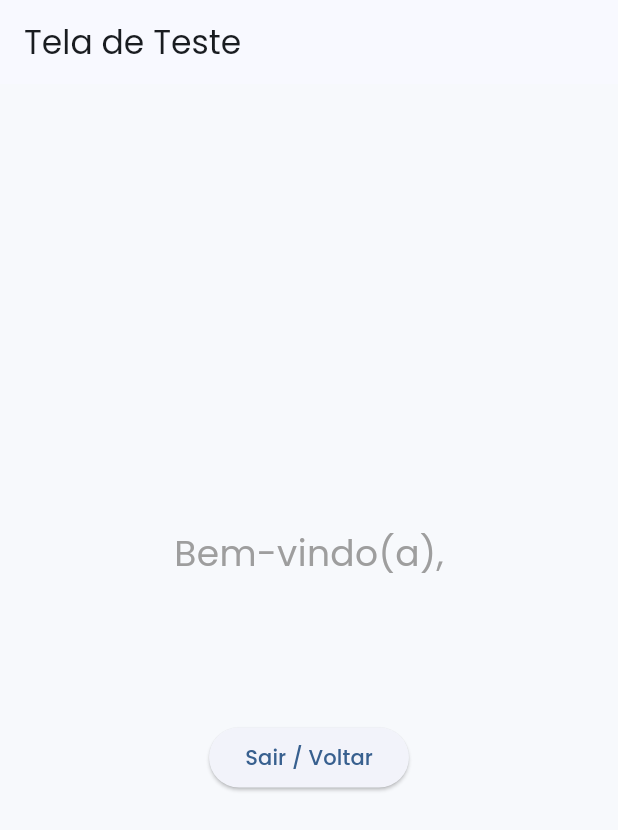
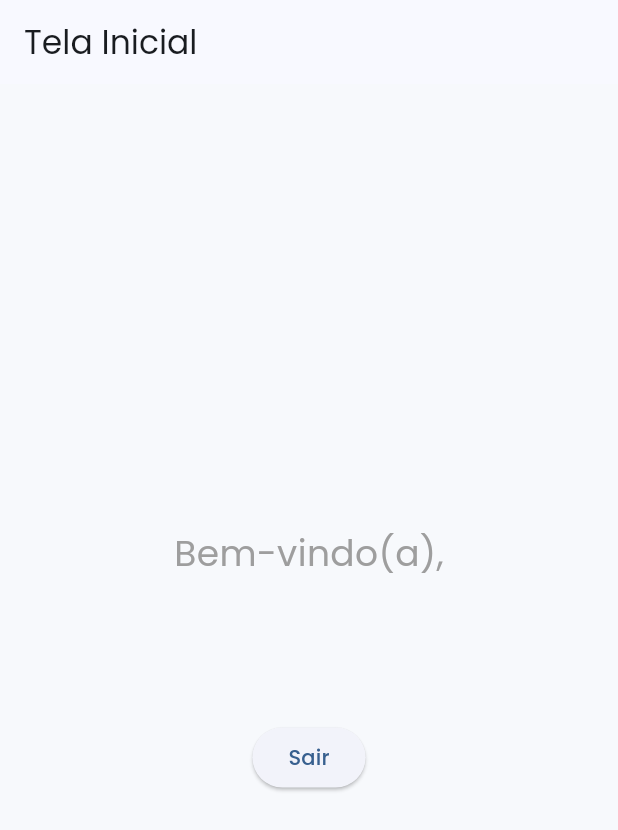
Before and after one commit to DaniellyBenicio/chat_comunicacao_proximidade, a Flutter app: the TelaTeste screen opened directly with empty values, on a phone screen of 412 x 824 dp. Shown: the top 830 px of the screen. Run offline on Flutter 3.47's test engine with Material 3 defaults, Android fonts, the phone set to English and light mode, and no system bars; our stand-ins replace flutter_blue_plus, google_fonts, logger, permission_handler, shared_preferences, sqflite and 1 more; accounts and stored records are empty.

Commit message:
Update: Logout adjustments

```diff
--- a/lib/views/tela_teste.dart
+++ b/lib/views/principal.dart
@@ -1,22 +1,15 @@
-
-
+import 'package:chat_de_conversa/views/login.dart';
 import 'package:flutter/material.dart';
 
 class TelaTeste extends StatelessWidget {
   final String userName;
 
-  const TelaTeste({
-    super.key,
-    required this.userName, // Recebe o nome do usuário
-  });
+  const TelaTeste({super.key, required this.userName});
 
   @override
   Widget build(BuildContext context) {
     return Scaffold(
-      appBar: AppBar(
-        title: const Text('Tela de Teste'),
-        automaticallyImplyLeading: false, // Opcional: Remove a seta de voltar
-      ),
+      appBar: AppBar(title: const Text('Tela Inicial')),
       body: Center(
         child: Column(
           mainAxisAlignment: MainAxisAlignment.center,
@@ -26,7 +19,6 @@ class TelaTeste extends StatelessWidget {
               style: TextStyle(fontSize: 24, color: Colors.grey),
             ),
             const SizedBox(height: 10),
-            // Exibe o nome do usuário que foi passado
             Text(
               userName,
               style: const TextStyle(
@@ -36,13 +28,14 @@ class TelaTeste extends StatelessWidget {
               ),
             ),
             const SizedBox(height: 40),
-            // Botão de exemplo para sair
             ElevatedButton(
               onPressed: () {
-                // Navega de volta para a tela de login (ou para o início)
-                Navigator.of(context).popUntil((route) => route.isFirst);
+                Navigator.pushReplacement(
+                  context,
+                  MaterialPageRoute(builder: (context) => const Login()),
+                );
               },
-              child: const Text('Sair / Voltar'),
+              child: const Text('Sair'),
             ),
           ],
         ),
```
Also changed, not shown: lib/views/login.dart (+8 -4 lines).
